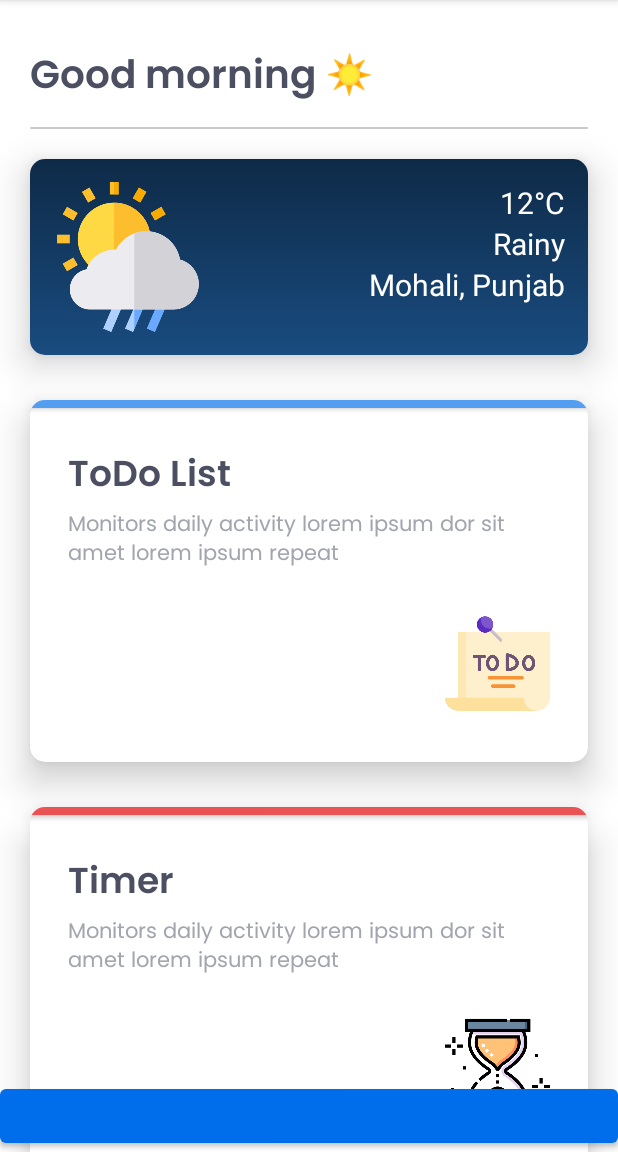
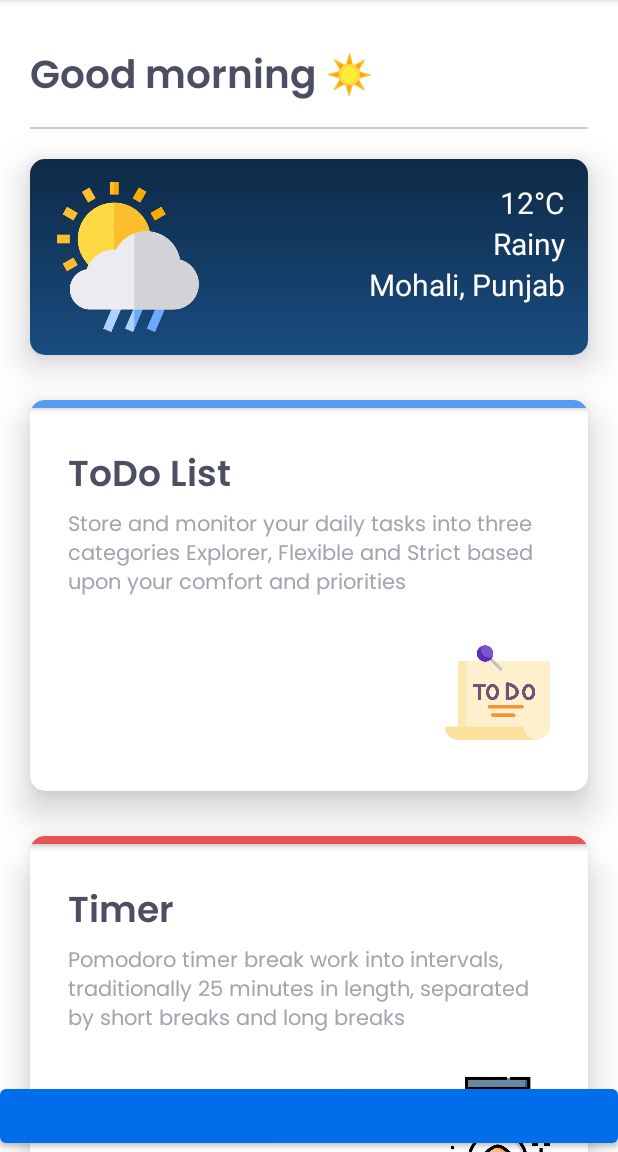
Before and after one commit to venusaim23/Todogenix, an Android app: the screen it shows after launch once a user with an empty profile is signed in (MainActivity), on a phone screen of 412 x 824 dp, the part 84-1236 px from its top. Run offline under Robolectric (Android 15) with nearby library versions, the phone set to English and light mode, and no system bars; our stand-ins replace Firebase (no records; nobody signed in at launch, a user with empty details on screens opened directly); libraries missing offline, so code that uses them is left out: com.alan.alansdk; plain views replace AlanButton; 7 statements that could not run were skipped.

Commit message:
modify home page text

```diff
--- a/Android/app/src/main/res/layout/fragment_home.xml
+++ b/Android/app/src/main/res/layout/fragment_home.xml
@@ -134,7 +134,7 @@
                     android:layout_below="@+id/card_heading"
                     android:layout_marginHorizontal="25dp"
                     android:fontFamily="@font/poppins_regular"
-                    android:text="@string/lorem_ipsum"
+                    android:text="@string/todo_description"
                     android:textColor="@color/grayish_blue" />
 
                 <ImageView
@@ -202,7 +202,7 @@
                     android:layout_below="@+id/card_heading_timer"
                     android:layout_marginHorizontal="25dp"
                     android:fontFamily="@font/poppins_regular"
-                    android:text="@string/lorem_ipsum"
+                    android:text="@string/timer_description"
                     android:textColor="@color/grayish_blue" />
 
                 <ImageView
--- a/Android/app/src/main/res/values/strings.xml
+++ b/Android/app/src/main/res/values/strings.xml
@@ -55,4 +55,6 @@
     <string name="sign_up">Sign up</string>
     <string name="city">City</string>
     <string name="empty_list">List is empty\nTry adding some tasks</string>
+    <string name="todo_description">Store and monitor your daily tasks into three categories Explorer, Flexible and Strict based upon your comfort and priorities</string>
+    <string name="timer_description">Pomodoro timer break work into intervals, traditionally 25 minutes in length, separated by short breaks and long breaks</string>
 </resources>
```
Also changed, not shown: Android/app/src/main/java/com/alanai/todogenix/Fragments/TimerFragment.java (+13 -1 lines).
